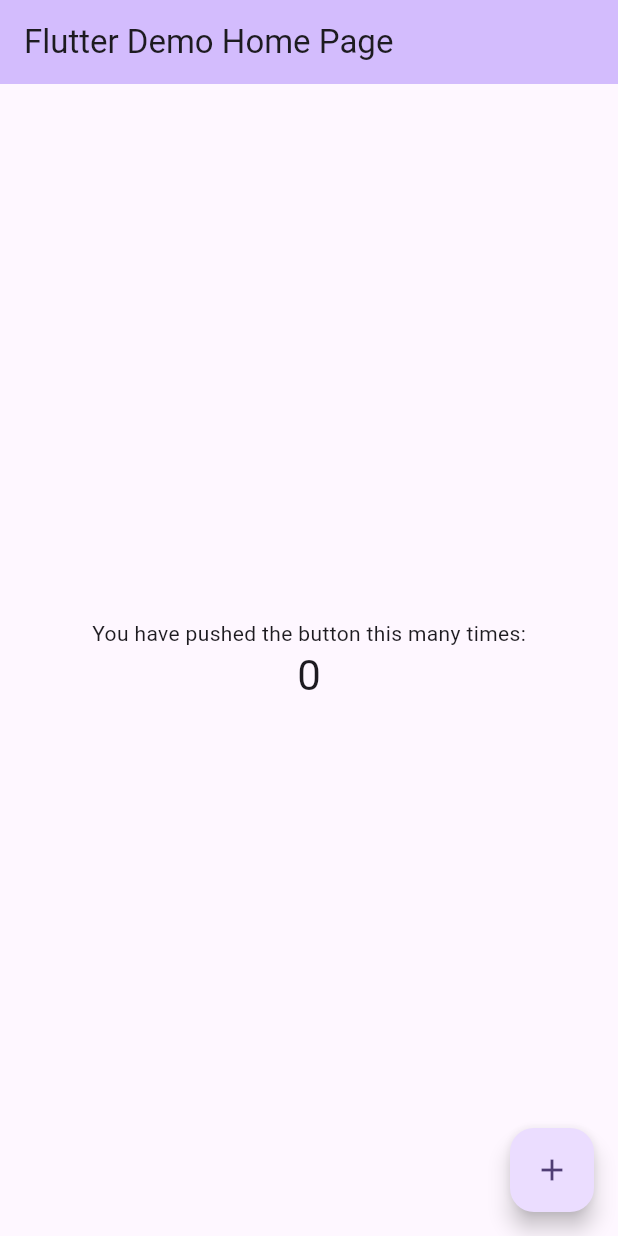
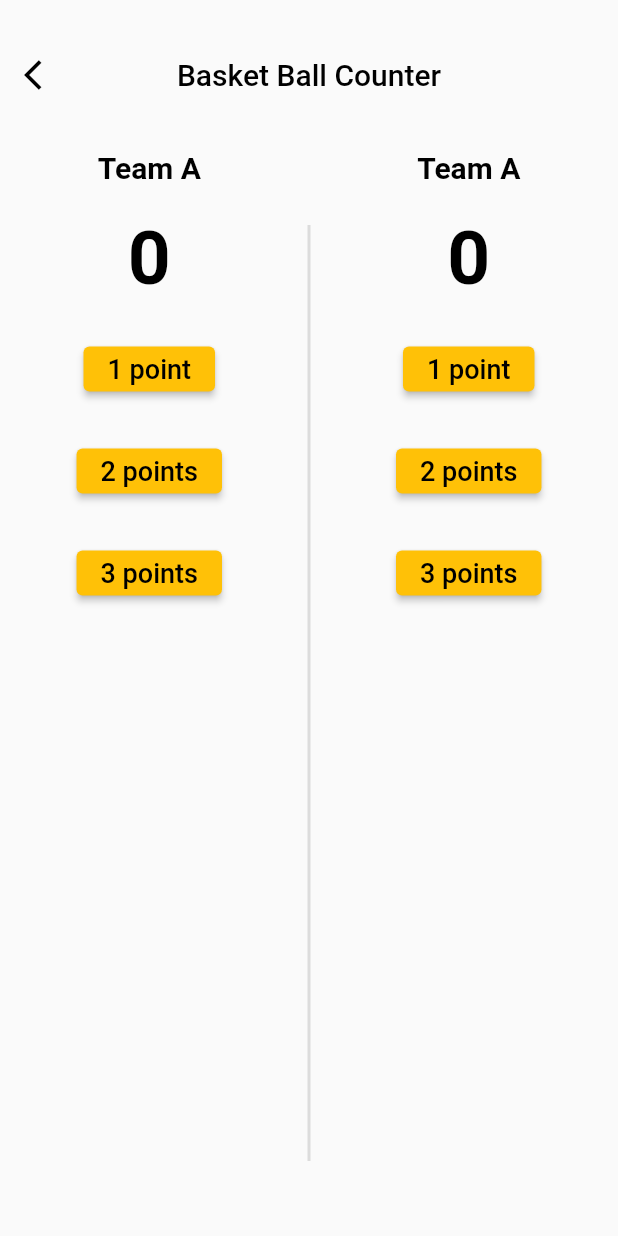
Before and after one commit to AbdulrahmanAlShaweesh/flutter-basket-ball-app, a Flutter app: the screen it shows after launch, on a phone screen of 412 x 824 dp. Run offline on Flutter 3.47's test engine with Material 2 defaults, Android fonts, the phone set to English and light mode, and no system bars.

Commit message:
finish UI

```diff
--- /dev/null
+++ b/lib/Screens/home_screen.dart
@@ -0,0 +1,199 @@
+// ignore_for_file: prefer_const_constructors, prefer_const_literals_to_create_immutables
+
+import 'package:flutter/material.dart';
+
+class HomeScreen extends StatelessWidget {
+  const HomeScreen({super.key});
+
+  @override
+  Widget build(BuildContext context) {
+    return Scaffold(
+      appBar: AppBar(
+        centerTitle: true,
+        toolbarHeight: 100,
+        elevation: 0.0,
+        backgroundColor: Colors.transparent,
+        leading: Icon(
+          Icons.arrow_back_ios,
+          color: Colors.black,
+        ),
+        title: Text(
+          'Basket Ball Counter',
+          style: TextStyle(color: Colors.black),
+        ),
+      ),
+      body: Row(
+        mainAxisAlignment: MainAxisAlignment.center,
+        children: [
+          Padding(
+            padding: const EdgeInsets.only(right: 50.0),
+            child: Column(
+              // mainAxisAlignment: MainAxisAlignment.c,
+              children: [
+                Text(
+                  'Team A',
+                  style: TextStyle(
+                    color: Colors.black,
+                    fontSize: 20.0,
+                    fontWeight: FontWeight.bold,
+                  ),
+                ),
+                SizedBox(
+                  height: 20.0,
+                ),
+                Text(
+                  '0',
+                  style: TextStyle(
+                    color: Colors.black,
+                    fontSize: 50.0,
+                    fontWeight: FontWeight.bold,
+                  ),
+                ),
+                SizedBox(
+                  height: 20,
+                ),
+                ElevatedButton(
+                  style: ButtonStyle(
+                      backgroundColor: MaterialStateProperty.all(Colors.amber),
+                      minimumSize: MaterialStateProperty.all(Size(80, 30))),
+                  onPressed: () {},
+                  child: Text(
+                    '1 point',
+                    style: TextStyle(
+                      fontSize: 18.0,
+                      color: Colors.black,
+                    ),
+                  ),
+                ),
+                SizedBox(
+                  height: 20,
+                ),
+                ElevatedButton(
+                  style: ButtonStyle(
+                    backgroundColor: MaterialStateProperty.all(Colors.amber),
+                    minimumSize: MaterialStateProperty.all(
+                      Size(80, 30),
+                    ),
+                  ),
+                  onPressed: () {},
+                  child: Text(
+                    '2 points',
+                    style: TextStyle(
+                      fontSize: 18.0,
+                      color: Colors.black,
+                    ),
+                  ),
+                ),
+                SizedBox(
+                  height: 20,
+                ),
+                ElevatedButton(
+                  style: ButtonStyle(
+                    backgroundColor: MaterialStateProperty.all(Colors.amber),
+                    minimumSize: MaterialStateProperty.all(
+                      Size(80, 30),
+                    ),
+                  ),
+                  onPressed: () {},
+                  child: Text(
+                    '3 points',
+                    style: TextStyle(
+                      fontSize: 18.0,
+                      color: Colors.black,
+                    ),
+                  ),
+                ),
+              ],
+            ),
+          ),
+          VerticalDivider(
+            thickness: 2,
+            indent: 50.0,
+            endIndent: 50.0,
+          ),
+          Padding(
+            padding: const EdgeInsets.only(left: 50.0),
+            child: Column(
+              crossAxisAlignment: CrossAxisAlignment.center,
+              children: [
+                Text(
+                  'Team A',
+                  style: TextStyle(
+                    color: Colors.black,
+                    fontSize: 20.0,
+                    fontWeight: FontWeight.bold,
+                  ),
+                ),
+                SizedBox(
+                  height: 20.0,
+                ),
+                Text(
+                  '0',
+                  style: TextStyle(
+                    color: Colors.black,
+                    fontSize: 50.0,
+                    fontWeight: FontWeight.bold,
+                  ),
+                ),
+                SizedBox(
+                  height: 20,
+                ),
+                ElevatedButton(
+                  style: ButtonStyle(
+                      backgroundColor: MaterialStateProperty.all(Colors.amber),
+                      minimumSize: MaterialStateProperty.all(Size(80, 30))),
+                  onPressed: () {},
+                  child: Text(
+                    '1 point',
+                    style: TextStyle(
+                      fontSize: 18.0,
+                      color: Colors.black,
+                    ),
+                  ),
+                ),
+                SizedBox(
+                  height: 20,
+                ),
+                ElevatedButton(
+                  style: ButtonStyle(
+                    backgroundColor: MaterialStateProperty.all(Colors.amber),
+                    minimumSize: MaterialStateProperty.all(
+                      Size(80, 30),
+                    ),
+                  ),
+                  onPressed: () {},
+                  child: Text(
+                    '2 points',
+                    style: TextStyle(
+                      fontSize: 18.0,
+                      color: Colors.black,
+                    ),
+                  ),
+                ),
+                SizedBox(
+                  height: 20,
+                ),
+                ElevatedButton(
+                  style: ButtonStyle(
+                    backgroundColor: MaterialStateProperty.all(Colors.amber),
+                    minimumSize: MaterialStateProperty.all(
+                      Size(80, 30),
+                    ),
+                  ),
+                  onPressed: () {},
+                  child: Text(
+                    '3 points',
+                    style: TextStyle(
+                      fontSize: 18.0,
+                      color: Colors.black,
+                    ),
+                  ),
+                ),
+              ],
+            ),
+          ),
+        ],
+      ),
+    );
+  }
+}
--- a/lib/main.dart
+++ b/lib/main.dart
@@ -1,125 +1,22 @@
+// ignore_for_file: prefer_const_constructors
+
+import 'package:basket_ball_app/Screens/home_screen.dart';
 import 'package:flutter/material.dart';
 
 void main() {
-  runApp(const MyApp());
+  runApp(
+    BasetBallApp(),
+  );
 }
 
-class MyApp extends StatelessWidget {
-  const MyApp({super.key});
+class BasetBallApp extends StatelessWidget {
+  const BasetBallApp({super.key});
 
-  // This widget is the root of your application.
   @override
   Widget build(BuildContext context) {
     return MaterialApp(
-      title: 'Flutter Demo',
-      theme: ThemeData(
-        // This is the theme of your application.
-        //
-        // TRY THIS: Try running your application with "flutter run". You'll see
-        // the application has a blue toolbar. Then, without quitting the app,
-        // try changing the seedColor in the colorScheme below to Colors.green
-        // and then invoke "hot reload" (save your changes or press the "hot
-        // reload" button in a Flutter-supported IDE, or press "r" if you used
-        // the command line to start the app).
-        //
-        // Notice that the counter didn't reset back to zero; the application
-        // state is not lost during the reload. To reset the state, use hot
-        // restart instead.
-        //
-        // This works for code too, not just values: Most code changes can be
-        // tested with just a hot reload.
-        colorScheme: ColorScheme.fromSeed(seedColor: Colors.deepPurple),
-        useMaterial3: true,
-      ),
-      home: const MyHomePage(title: 'Flutter Demo Home Page'),
+      debugShowCheckedModeBanner: false,
+      home: HomeScreen(),
     );
   }
 }
-
-class MyHomePage extends StatefulWidget {
-  const MyHomePage({super.key, required this.title});
-
-  // This widget is the home page of your application. It is stateful, meaning
-  // that it has a State object (defined below) that contains fields that affect
-  // how it looks.
-
-  // This class is the configuration for the state. It holds the values (in this
-  // case the title) provided by the parent (in this case the App widget) and
-  // used by the build method of the State. Fields in a Widget subclass are
-  // always marked "final".
-
-  final String title;
-
-  @override
-  State<MyHomePage> createState() => _MyHomePageState();
-}
-
-class _MyHomePageState extends State<MyHomePage> {
-  int _counter = 0;
-
-  void _incrementCounter() {
-    setState(() {
-      // This call to setState tells the Flutter framework that something has
-      // changed in this State, which causes it to rerun the build method below
-      // so that the display can reflect the updated values. If we changed
-      // _counter without calling setState(), then the build method would not be
-      // called again, and so nothing would appear to happen.
-      _counter++;
-    });
-  }
-
-  @override
-  Widget build(BuildContext context) {
-    // This method is rerun every time setState is called, for instance as done
-    // by the _incrementCounter method above.
-    //
-    // The Flutter framework has been optimized to make rerunning build methods
-    // fast, so that you can just rebuild anything that needs updating rather
-    // than having to individually change instances of widgets.
-    return Scaffold(
-      appBar: AppBar(
-        // TRY THIS: Try changing the color here to a specific color (to
-        // Colors.amber, perhaps?) and trigger a hot reload to see the AppBar
-        // change color while the other colors stay the same.
-        backgroundColor: Theme.of(context).colorScheme.inversePrimary,
-        // Here we take the value from the MyHomePage object that was created by
-        // the App.build method, and use it to set our appbar title.
-        title: Text(widget.title),
-      ),
-      body: Center(
-        // Center is a layout widget. It takes a single child and positions it
-        // in the middle of the parent.
-        child: Column(
-          // Column is also a layout widget. It takes a list of children and
-          // arranges them vertically. By default, it sizes itself to fit its
-          // children horizontally, and tries to be as tall as its parent.
-          //
-          // Column has various properties to control how it sizes itself and
-          // how it positions its children. Here we use mainAxisAlignment to
-          // center the children vertically; the main axis here is the vertical
-          // axis because Columns are vertical (the cross axis would be
-          // horizontal).
-          //
-          // TRY THIS: Invoke "debug painting" (choose the "Toggle Debug Paint"
-          // action in the IDE, or press "p" in the console), to see the
-          // wireframe for each widget.
-          mainAxisAlignment: MainAxisAlignment.center,
-          children: <Widget>[
-            const Text(
-              'You have pushed the button this many times:',
-            ),
-            Text(
-              '$_counter',
-              style: Theme.of(context).textTheme.headlineMedium,
-            ),
-          ],
-        ),
-      ),
-      floatingActionButton: FloatingActionButton(
-        onPressed: _incrementCounter,
-        tooltip: 'Increment',
-        child: const Icon(Icons.add),
-      ), // This trailing comma makes auto-formatting nicer for build methods.
-    );
-  }
-}
```
